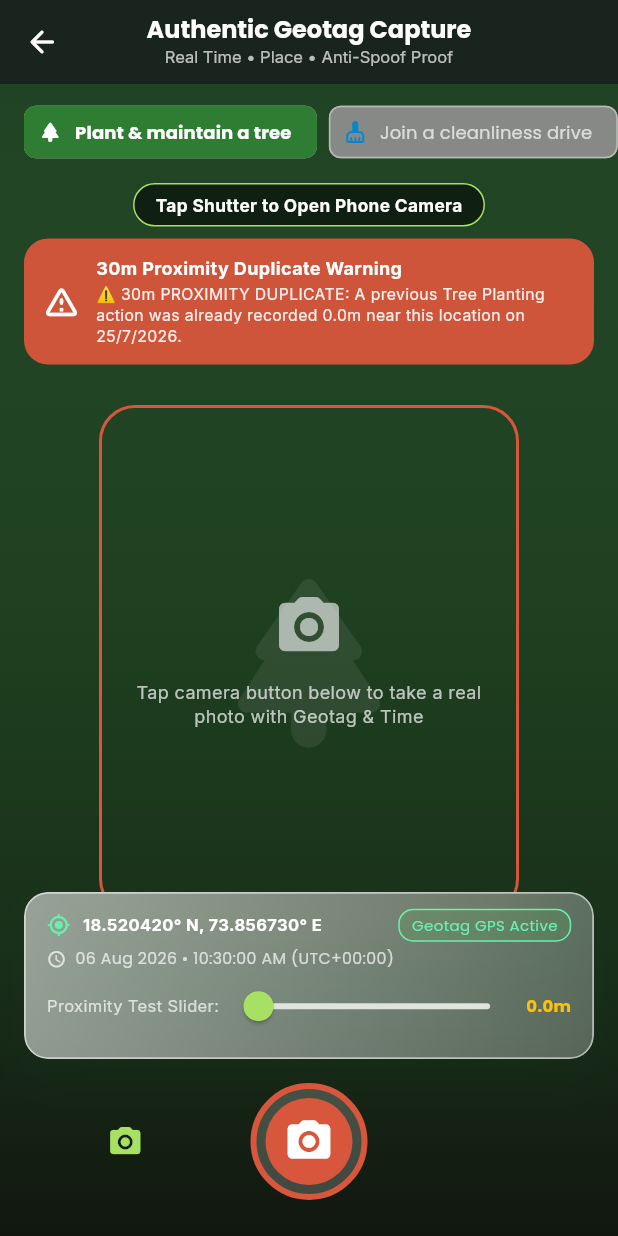
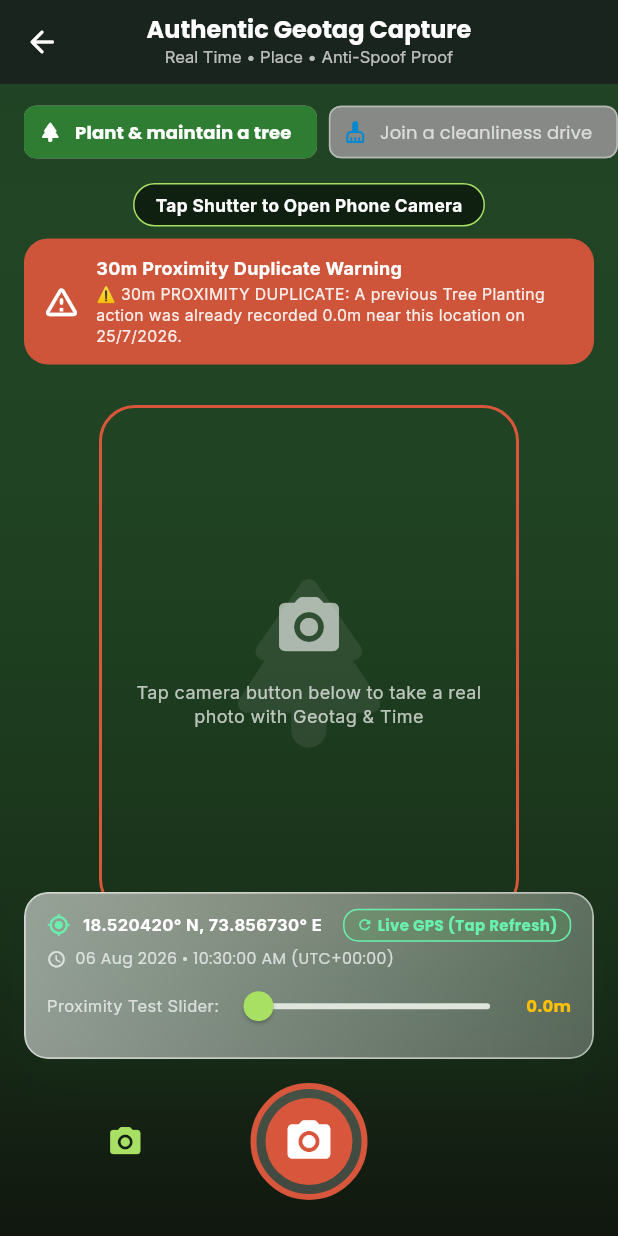
Before and after one commit to kisan2208/nahihorhakya, a Flutter app: the AuthenticCaptureScreen screen opened directly, on a phone screen of 412 x 824 dp. Run offline on Flutter 3.47's test engine with Material 3 defaults, Android fonts, the phone set to English and light mode, and no system bars; our stand-ins replace flutter_animate, geolocator, google_fonts, image_picker; network calls fail.

Commit message:
Add interactive live hardware GPS location refresh button

```diff
--- a/lib/screens/authentic_capture_screen.dart
+++ b/lib/screens/authentic_capture_screen.dart
@@ -378,16 +378,35 @@ class _AuthenticCaptureScreenState extends State<AuthenticCaptureScreen> {
                               style: AppTheme.body(11, w: FontWeight.bold, c: Colors.white),
                             ),
                           ),
-                          Container(
+                          InkWell(
+                            onTap: () async {
+                              ScaffoldMessenger.of(context).showSnackBar(
+                                const SnackBar(
+                                  content: Text('📍 Fetching real-time hardware GPS location...'),
+                                  duration: Duration(seconds: 1),
+                                ),
+                              );
+                              await _fetchRealGeotag();
+                            },
+                            borderRadius: BorderRadius.circular(10),
+                            child: Container(
                               padding: const EdgeInsets.symmetric(horizontal: 8, vertical: 3),
                               decoration: BoxDecoration(
                                 color: Colors.green.withValues(alpha: 0.2),
                                 borderRadius: BorderRadius.circular(10),
                                 border: Border.all(color: Colors.greenAccent),
                               ),
-                            child: const Text(
-                              'Geotag GPS Active',
-                              style: TextStyle(color: Colors.greenAccent, fontSize: 10),
+                              child: const Row(
+                                mainAxisSize: MainAxisSize.min,
+                                children: [
+                                  Icon(Icons.refresh_rounded, color: Colors.greenAccent, size: 11),
+                                  SizedBox(width: 3),
+                                  Text(
+                                    'Live GPS (Tap Refresh)',
+                                    style: TextStyle(color: Colors.greenAccent, fontSize: 10, fontWeight: FontWeight.bold),
+                                  ),
+                                ],
+                              ),
                             ),
                           ),
                         ],
```
Lines whose indentation alone changed are shown as unchanged.
